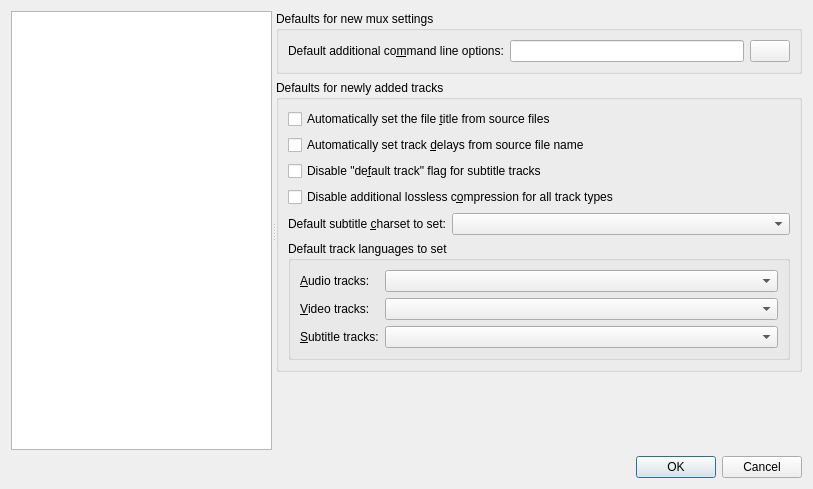
Old version of the form src/mkvtoolnix-gui/forms/main_window/preferences_dialog.ui in the repository jpsdr/MKVToolnix-Windows-7.
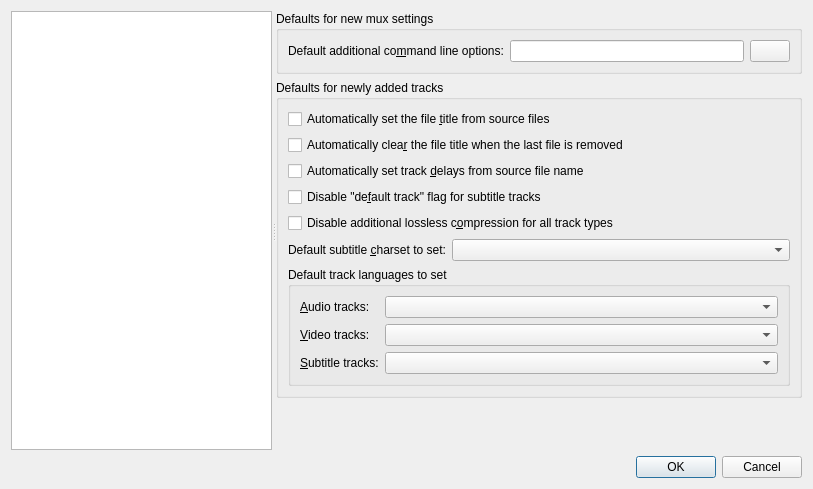
New version of the form. The open tabs and pages were chosen to show the change. Icons and pictures are not drawn. Custom widgets are drawn as their Qt base class.

Commit message: GUI: merge: make clearing the file title upon removal of last file optional

Diff of the .ui file:
```diff
--- a/src/mkvtoolnix-gui/forms/main_window/preferences_dialog.ui
+++ b/src/mkvtoolnix-gui/forms/main_window/preferences_dialog.ui
@@ -538,6 +538,13 @@
              </property>
             </widget>
            </item>
+           <item>
+            <widget class="QCheckBox" name="cbMAutoClearFileTitle">
+             <property name="text">
+              <string>Automatically clea&amp;r the file title when the last file is removed</string>
+             </property>
+            </widget>
+           </item>
            <item>
             <widget class="QCheckBox" name="cbMSetAudioDelayFromFileName">
              <property name="text">
```
Left out of the diff: 1 changed line with no effect on the pictures. The commit also changes 5 other files.
